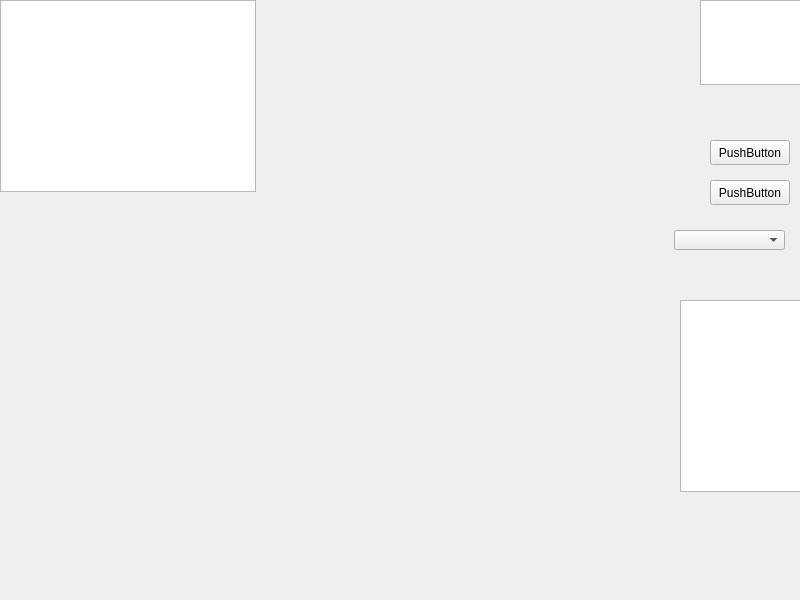
Old version of the form mainwindow.ui in the repository turoniol/MapCreator.
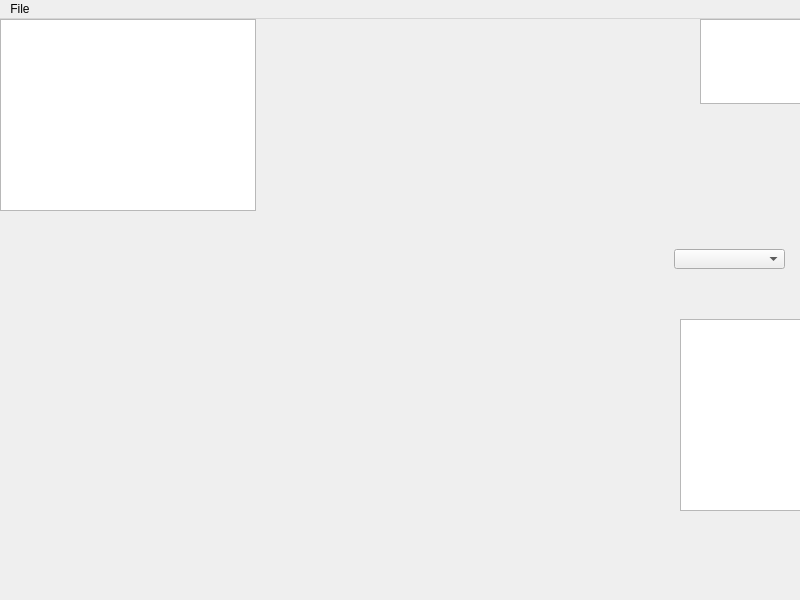
New version of the form.

What changed in the file:
```diff
--- a/mainwindow.ui
+++ b/mainwindow.ui
@@ -54,19 +54,6 @@
      </rect>
     </property>
    </widget>
-   <widget class="QPushButton" name="saveButton">
-    <property name="geometry">
-     <rect>
-      <x>710</x>
-      <y>140</y>
-      <width>80</width>
-      <height>25</height>
-     </rect>
-    </property>
-    <property name="text">
-     <string>PushButton</string>
-    </property>
-   </widget>
    <widget class="QTextEdit" name="saveEdit">
     <property name="geometry">
      <rect>
@@ -77,19 +64,6 @@
      </rect>
     </property>
    </widget>
-   <widget class="QPushButton" name="loadButton">
-    <property name="geometry">
-     <rect>
-      <x>710</x>
-      <y>180</y>
-      <width>80</width>
-      <height>25</height>
-     </rect>
-    </property>
-    <property name="text">
-     <string>PushButton</string>
-    </property>
-   </widget>
    <widget class="QComboBox" name="comboBox">
     <property name="geometry">
      <rect>
@@ -110,6 +84,17 @@
      <height>25</height>
     </rect>
    </property>
+   <widget class="QMenu" name="menuFile">
+    <property name="title">
+     <string>File</string>
+    </property>
+    <addaction name="actionNew_fmap"/>
+    <addaction name="actionOpen_map"/>
+    <addaction name="actionSave_map"/>
+    <addaction name="separator"/>
+    <addaction name="actionQuit"/>
+   </widget>
+   <addaction name="menuFile"/>
   </widget>
  </widget>
  <resources/>
```
Left out of the diff: 29 changed lines with no effect on the pictures.
